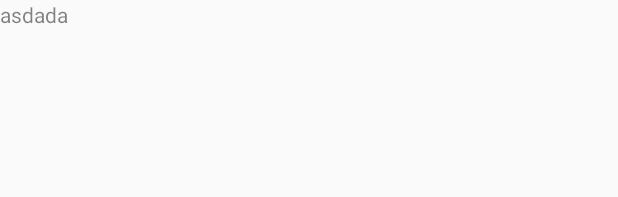
After one commit to zh385836021/Project_Wallpaper, an Android app: the layout activity_search_data.xml on its own in the app's theme, with its tools: preview values and no code run, on a phone screen of 412 x 824 dp. The commit adds this screen. Shown: the top 197 px of the screen. Run offline under Robolectric (Android 15) with nearby library versions, the phone set to English and light mode, and no system bars; network calls fail.

```diff
--- a/app/src/main/AndroidManifest.xml
+++ b/app/src/main/AndroidManifest.xml
@@ -13,7 +13,7 @@
         android:label="@string/app_name"
         android:supportsRtl="true"
         android:theme="@style/Theme.AppCompat.Light.NoActionBar">
-        <activity android:name=".UI.MainActivity"></activity>
+        <activity android:name=".UI.MainActivity" />
         <activity
             android:name=".UI.SplashActivity"
             android:theme="@style/Theme.AppCompat.Light.NoActionBar">
@@ -23,6 +23,9 @@
                 <category android:name="android.intent.category.LAUNCHER" />
             </intent-filter>
         </activity>
+        <!--<activity android:name=".UI.SearchDataActivity"
+            android:theme="@style/"
+            ></activity>-->
     </application>
 
 </manifest>
--- /dev/null
+++ b/app/src/main/res/layout/activity_search_data.xml
@@ -0,0 +1,14 @@
+<?xml version="1.0" encoding="utf-8"?>
+<RelativeLayout xmlns:android="http://schemas.android.com/apk/res/android"
+    xmlns:tools="http://schemas.android.com/tools"
+    android:layout_width="match_parent"
+    android:layout_height="match_parent"
+    android:alpha="0.9"
+    tools:context="com.test.zh.project_wallpaper.UI.SearchDataActivity">
+
+
+    <TextView
+        android:layout_width="wrap_content"
+        android:text="asdada"
+        android:layout_height="wrap_content" />
+</RelativeLayout>
--- a/app/src/main/res/layout/search_my_dialog.xml
+++ b/app/src/main/res/layout/search_my_dialog.xml
@@ -10,8 +10,6 @@
         android:layout_alignParentTop="true"
         android:background="@drawable/bottom_bg"
         android:orientation="horizontal"
-        android:layout_marginLeft="10dp"
-        android:layout_marginRight="10dp"
         android:gravity="center_vertical"
         android:layout_width="match_parent"
         android:layout_height="60dp">
--- a/app/src/main/res/layout/search_viewpager_item.xml
+++ b/app/src/main/res/layout/search_viewpager_item.xml
@@ -13,14 +13,12 @@
         android:orientation="horizontal">
 
         <ImageView
-            android:src="@drawable/ic_launcher"
             android:id="@+id/search_iv_pager1"
             android:layout_width="match_parent"
             android:layout_height="300dp"
             android:layout_weight="1" />
 
         <ImageView
-            android:src="@drawable/ic_launcher"
             android:id="@+id/search_iv_pager2"
             android:layout_width="match_parent"
             android:layout_height="300dp"
```
Also changed, not shown: app/src/main/java/com/test/zh/project_wallpaper/Adapter/PullToRefreshGridViewAdapter.java (+35 -2 lines), app/src/main/java/com/test/zh/project_wallpaper/BaseApplication/MyApplication.java (+3 -1 lines), app/src/main/java/com/test/zh/project_wallpaper/Fragment/RecommedFragment.java (+9 -1 lines), app/src/main/java/com/test/zh/project_wallpaper/Fragment/RecommendItemFragment.java (+1 -0 lines), app/src/main/java/com/test/zh/project_wallpaper/Fragment/SearchFragment.java (+20 -20 lines), app/src/main/java/com/test/zh/project_wallpaper/UI/SearchDataActivity.java (added, +16 -0 lines), app/src/main/res/layout/item_gridview.xml (+10 -5 lines), app/src/main/res/values/styles.xml (+6 -4 lines).
